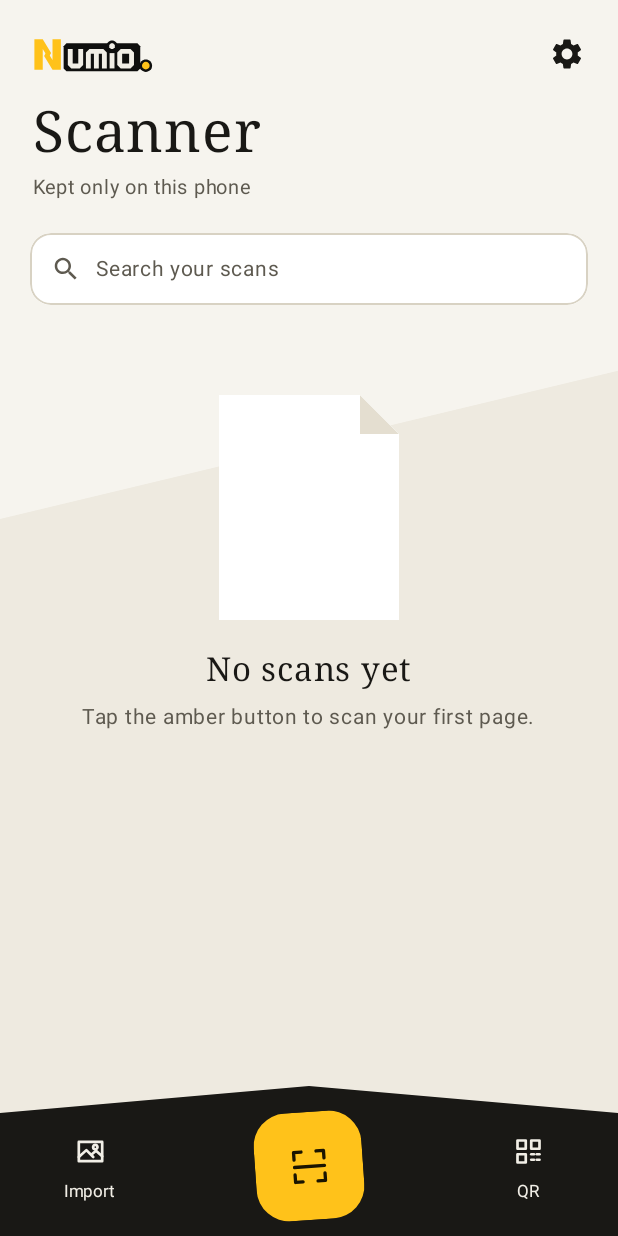
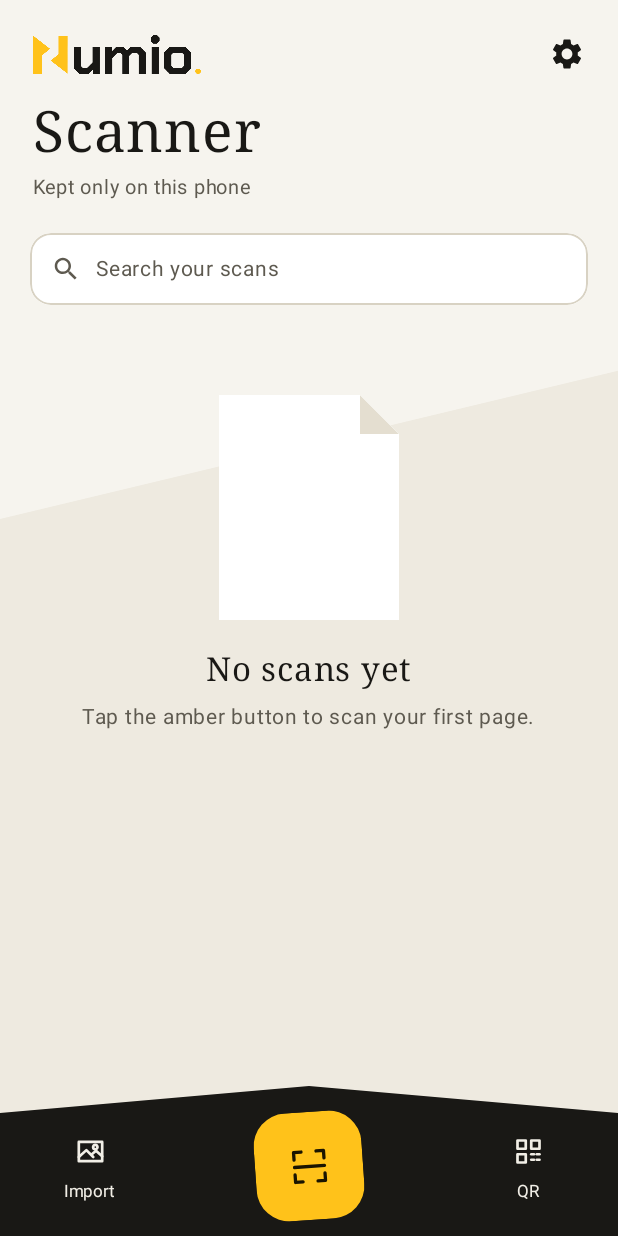
Before and after one commit to rag-creation/numio-scanner, an Android app built with Jetpack Compose: the screen it shows after launch (MainActivity), on a phone screen of 412 x 824 dp. Run offline under Robolectric (Android 15) with nearby library versions, the phone set to English and light mode, and no system bars.

Commit message:
Use the official Numio wordmark
Replaces the stand-in vector with the official wordmark images:
cream letters on dark screens, dark letters on light screens.

```diff
--- a/app/src/main/java/com/rr/numio/scanner/ui/Components.kt
+++ b/app/src/main/java/com/rr/numio/scanner/ui/Components.kt
@@ -110,10 +110,13 @@ fun Modifier.paperBackground(p: Paper) = drawBehind {
     drawPath(path, p.bgFold)
 }
 
+/** The official "Numio." wordmark: cream letters on dark screens, dark letters on light ones. */
 @Composable
 fun NumioWordmark(modifier: Modifier = Modifier) {
     Image(
-        painter = painterResource(R.drawable.numio_wordmark),
+        painter = painterResource(
+            if (LocalPaper.current.dark) R.drawable.numio_wordmark_on_dark else R.drawable.numio_wordmark_on_light,
+        ),
         contentDescription = "Numio",
         modifier = modifier,
     )
--- a/app/src/main/res/drawable/numio_wordmark.xml
+++ /dev/null
@@ -1,45 +0,0 @@
-<?xml version="1.0" encoding="utf-8"?>
-<!--
-  The "Numio." wordmark. TEMPORARY stand-in built from the brand description
-  (amber angular N, cream blocky "umio" on a black backing, octagon i-dot,
-  amber full stop ringed in black). Replace this file with the official
-  wordmark vector before any release.
--->
-<vector xmlns:android="http://schemas.android.com/apk/res/android"
-    android:width="172dp" android:height="56dp"
-    android:viewportWidth="172" android:viewportHeight="56">
-
-    <!-- N: two halves with a diagonal cut -->
-    <path android:fillColor="#FFC21A"
-        android:pathData="M2,6 H14 L26,26 L22,33 L14,20 V50 H2 Z" />
-    <path android:fillColor="#FFC21A"
-        android:pathData="M40,50 H28 L16,30 L20,23 L28,36 V6 H40 Z" />
-
-    <!-- black backing behind "umio" -->
-    <path android:fillColor="#0F0F0E"
-        android:pathData="M44,16 L48,12 H150 L154,16 V48 L150,52 H48 L44,48 Z" />
-    <!-- black blob holding the i dot -->
-    <path android:fillColor="#0F0F0E"
-        android:pathData="M113.5,16 m-8,0 a8,8 0 1,0 16,0 a8,8 0 1,0 -16,0" />
-
-    <!-- u -->
-    <path android:fillColor="#F1EEE6"
-        android:pathData="M50,20 H57 V41 H65 V20 H72 V43 L67,48 H55 L50,43 Z" />
-    <!-- m -->
-    <path android:fillColor="#F1EEE6"
-        android:pathData="M76,25 L81,20 H101 L106,25 V48 H99 V27 H94.5 V48 H87.5 V27 H83 V48 H76 Z" />
-    <!-- i stem + octagon dot -->
-    <path android:fillColor="#F1EEE6"
-        android:pathData="M110,26 H117 V48 H110 Z" />
-    <path android:fillColor="#F1EEE6"
-        android:pathData="M112,12 H115 L117.5,14.5 V17.5 L115,20 H112 L109.5,17.5 V14.5 Z" />
-    <!-- o -->
-    <path android:fillColor="#F1EEE6" android:fillType="evenOdd"
-        android:pathData="M126,20 H140 L145,25 V43 L140,48 H126 L121,43 V25 Z M128,27 V41 H138 V27 Z" />
-
-    <!-- full stop: amber dot ringed in black -->
-    <path android:fillColor="#0F0F0E"
-        android:pathData="M162,44 m-9,0 a9,9 0 1,0 18,0 a9,9 0 1,0 -18,0" />
-    <path android:fillColor="#FFC21A"
-        android:pathData="M162,44 m-5.5,0 a5.5,5.5 0 1,0 11,0 a5.5,5.5 0 1,0 -11,0" />
-</vector>
```
Also changed, not shown: app/src/main/res/drawable-nodpi/numio_wordmark_on_dark.png (added), app/src/main/res/drawable-nodpi/numio_wordmark_on_light.png (added).
